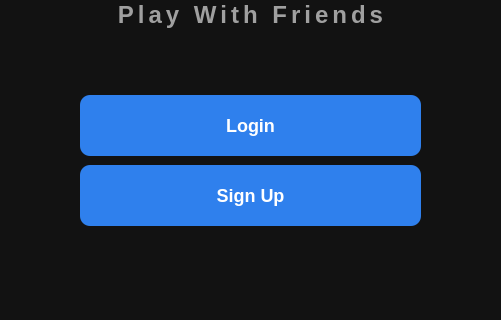
The window that Platwo/welcomewindow.ui (Carbon-128X/CarbonApollo-PlaTwo) describes before a commit, drawn with Qt 5; both pictures show x 350 to 851 and y 295 to 615 of the 1200 by 700 pixel window.
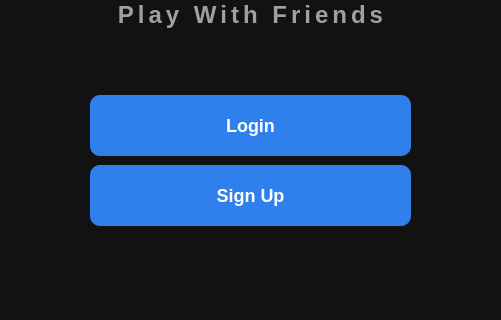
The same window after the commit.

What changed in the file:
```diff
--- a/Platwo/welcomewindow.ui
+++ b/Platwo/welcomewindow.ui
@@ -72,9 +72,9 @@
   <widget class="QPushButton" name="loginButton">
    <property name="geometry">
     <rect>
-     <x>430</x>
+     <x>440</x>
      <y>390</y>
-     <width>341</width>
+     <width>321</width>
      <height>61</height>
     </rect>
    </property>
@@ -124,9 +124,9 @@
   <widget class="QPushButton" name="signupButton">
    <property name="geometry">
     <rect>
-     <x>430</x>
+     <x>440</x>
      <y>460</y>
-     <width>341</width>
+     <width>321</width>
      <height>61</height>
     </rect>
    </property>
```
